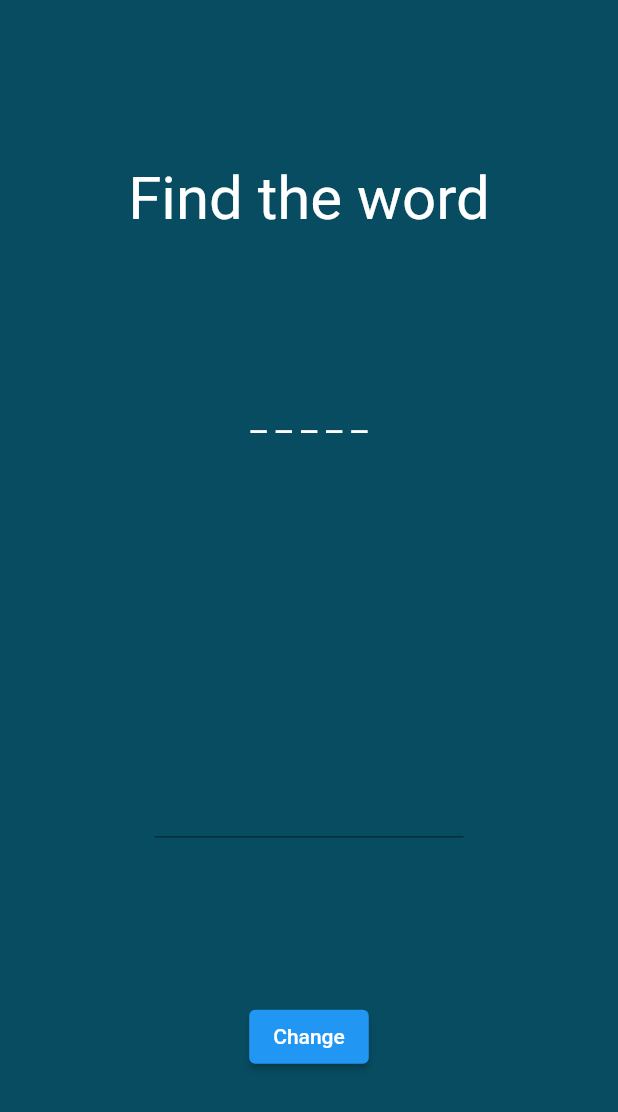
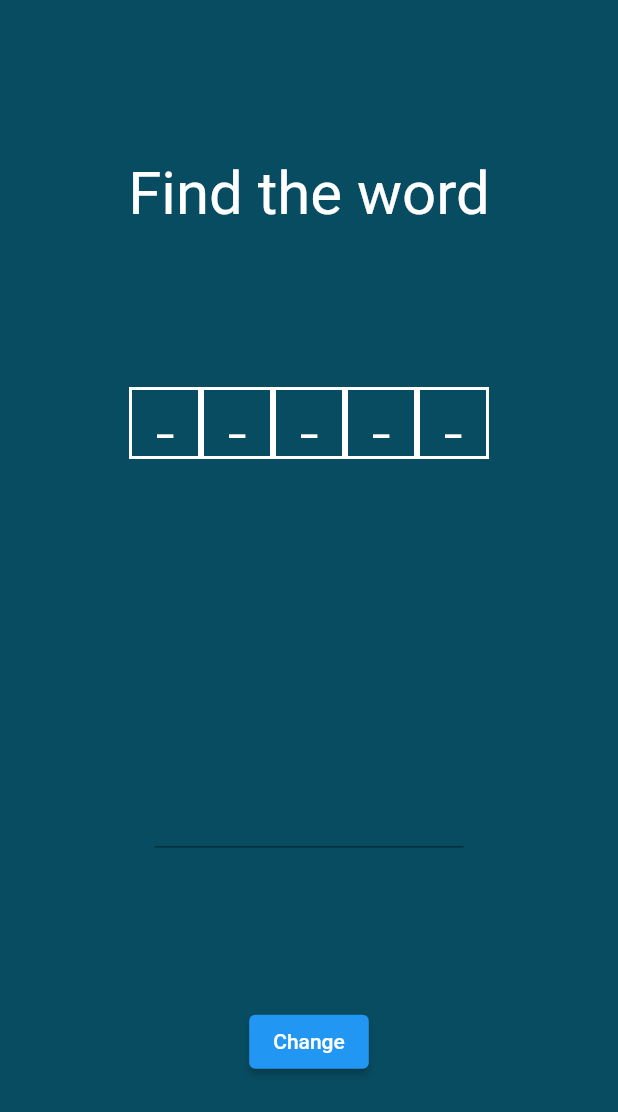
Before and after one commit to PiotrFLEURY/tusmo_flutter, a Flutter app: the screen it shows after launch, on a phone screen of 412 x 824 dp. Shown: the top 1112 px of the screen. Run offline on Flutter 3.47's test engine with Material 2 defaults, Android fonts, the phone set to English and light mode, and no system bars; our stand-ins replace flutter_riverpod.

Commit message:
set stylemostly like tusmo (#1)
* set stylemostly like tusmo

* remove submit lenght check for more fun

```diff
--- a/lib/home/home.dart
+++ b/lib/home/home.dart
@@ -1,6 +1,7 @@
 import 'package:flutter/material.dart';
 import 'package:flutter_riverpod/flutter_riverpod.dart';
 import 'package:tusmo_flutter/home/states/provider.dart';
+import 'package:tusmo_flutter/home/views/word.dart';
 
 class HomePage extends ConsumerWidget {
   HomePage({super.key});
@@ -25,24 +26,12 @@ class HomePage extends ConsumerWidget {
                   ),
             ),
             const Spacer(),
-            Text(
-              state.obfuscatedWord,
-              textAlign: TextAlign.center,
-              style: Theme.of(context).textTheme.headlineSmall!.copyWith(
-                    color: Colors.white,
-                  ),
+            Word(
+              value: state.obfuscatedWord,
+              letterColor: Colors.green,
             ),
             const Spacer(),
-            ...state.submittedWords
-                .map(
-                  (word) => Text(
-                    word,
-                    style: Theme.of(context).textTheme.labelLarge!.copyWith(
-                          color: Colors.white,
-                        ),
-                  ),
-                )
-                .toList(),
+            ...state.submittedWords.map((value) => Word(value: value)).toList(),
             const Spacer(),
             SizedBox(
               width: MediaQuery.of(context).size.width * 0.5,
@@ -106,7 +95,6 @@ class HomePage extends ConsumerWidget {
                   style: Theme.of(context).textTheme.headlineLarge,
                 ),
                 const Spacer(),
-                // Text word was: ${state.wordToFind}
                 Text(
                   'Word was: ${ref.read(tusmoStateProvider).wordToFind}',
                   style: Theme.of(context).textTheme.labelLarge,
--- a/lib/home/states/state.dart
+++ b/lib/home/states/state.dart
@@ -12,7 +12,7 @@ class TusmoState {
       .map(
         (letter) => submittedWords.containsLetter(letter) ? letter : '_',
       )
-      .join(' ');
+      .join('');
 }
 
 extension StringExt on List<String> {
--- /dev/null
+++ b/lib/home/views/letter.dart
@@ -0,0 +1,39 @@
+import 'package:flutter/material.dart';
+import 'package:flutter_riverpod/flutter_riverpod.dart';
+import 'package:tusmo_flutter/home/states/provider.dart';
+
+class Letter extends ConsumerWidget {
+  const Letter({
+    super.key,
+    required this.charracter,
+    required this.color,
+  });
+
+  final String charracter;
+  final Color color;
+
+  @override
+  Widget build(BuildContext context, WidgetRef ref) {
+    final wordToFind = ref.read(tusmoStateProvider).wordToFind;
+    return Container(
+      width: 48,
+      padding: const EdgeInsets.all(8),
+      decoration: BoxDecoration(
+        color: wordToFind.contains(charracter) ? color : null,
+        border: Border.all(
+          color: Colors.white,
+          width: 2,
+        ),
+      ),
+      child: Center(
+        child: Text(
+          charracter,
+          style: Theme.of(context).textTheme.labelLarge!.copyWith(
+                color: Colors.white,
+                fontSize: 24,
+              ),
+        ),
+      ),
+    );
+  }
+}
--- /dev/null
+++ b/lib/home/views/word.dart
@@ -0,0 +1,31 @@
+import 'package:flutter/material.dart';
+import 'package:tusmo_flutter/home/views/letter.dart';
+
+class Word extends StatelessWidget {
+  const Word({
+    super.key,
+    required this.value,
+    this.letterColor = Colors.deepOrange,
+  });
+
+  final String value;
+  final Color letterColor;
+
+  @override
+  Widget build(BuildContext context) {
+    return Row(
+      mainAxisSize: MainAxisSize.min,
+      children: [
+        ...value
+            .split('')
+            .map(
+              (e) => Letter(
+                charracter: e,
+                color: letterColor,
+              ),
+            )
+            .toList(),
+      ],
+    );
+  }
+}
```
